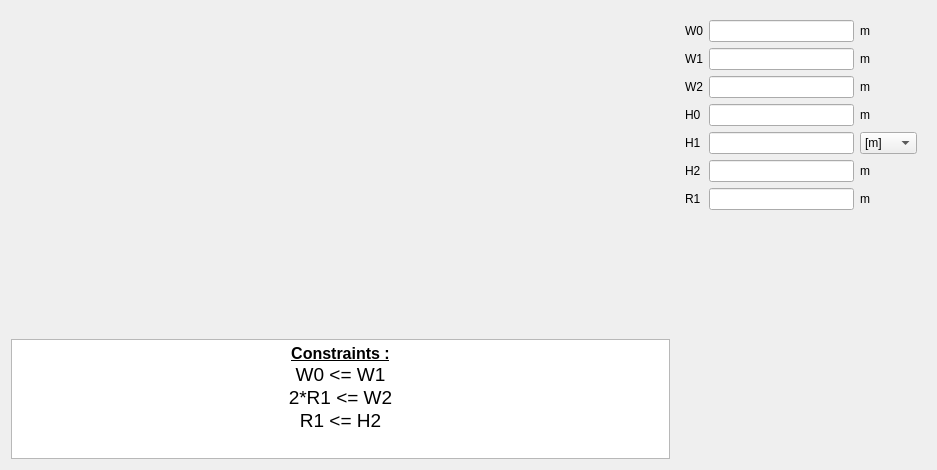
The window that pyleecan/GUI/Dialog/DMachineSetup/SWSlot/PWSlot11/PWSlot11.ui (Eomys/pyleecan) describes before a commit, drawn with Qt 5.
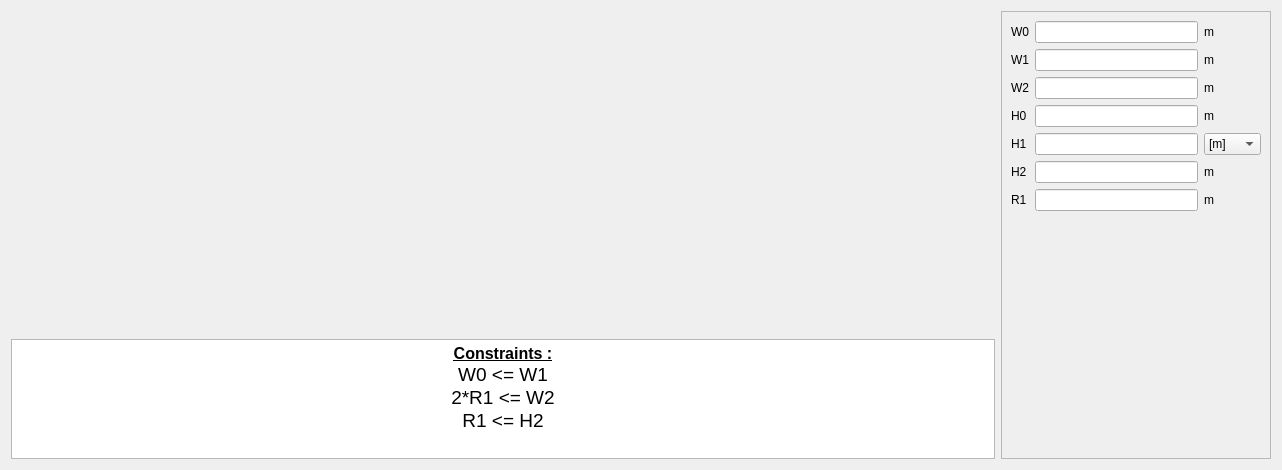
The same window after the commit. Icons and pictures are not drawn. Custom widgets are drawn as their Qt base class.

Commit message: [CO] Scroll widget for right column

```diff
--- a/pyleecan/GUI/Dialog/DMachineSetup/SWSlot/PWSlot11/PWSlot11.ui
+++ b/pyleecan/GUI/Dialog/DMachineSetup/SWSlot/PWSlot11/PWSlot11.ui
@@ -6,7 +6,7 @@
    <rect>
     <x>0</x>
     <y>0</y>
-    <width>937</width>
+    <width>1282</width>
     <height>470</height>
    </rect>
   </property>
@@ -88,20 +88,32 @@
     </layout>
    </item>
    <item>
-    <widget class="QWidget" name="widget" native="true">
+    <widget class="QScrollArea" name="scrollArea">
      <property name="minimumSize">
       <size>
-       <width>250</width>
+       <width>270</width>
        <height>0</height>
       </size>
      </property>
      <property name="maximumSize">
       <size>
-       <width>250</width>
+       <width>270</width>
        <height>16777215</height>
       </size>
      </property>
-     <layout class="QVBoxLayout" name="verticalLayout">
+     <property name="widgetResizable">
+      <bool>true</bool>
+     </property>
+     <widget class="QWidget" name="scrollAreaWidgetContents">
+      <property name="geometry">
+       <rect>
+        <x>0</x>
+        <y>0</y>
+        <width>268</width>
+        <height>446</height>
+       </rect>
+      </property>
+      <layout class="QVBoxLayout" name="verticalLayout_3">
       <item>
        <layout class="QGridLayout" name="gridLayout">
         <item row="0" column="0">
@@ -254,6 +266,7 @@
        <widget class="WWSlotOut" name="w_out" native="true"/>
       </item>
      </layout>
+     </widget>
     </widget>
    </item>
   </layout>
```
Lines whose indentation alone changed are shown as unchanged. The commit also changes 84 other files.
